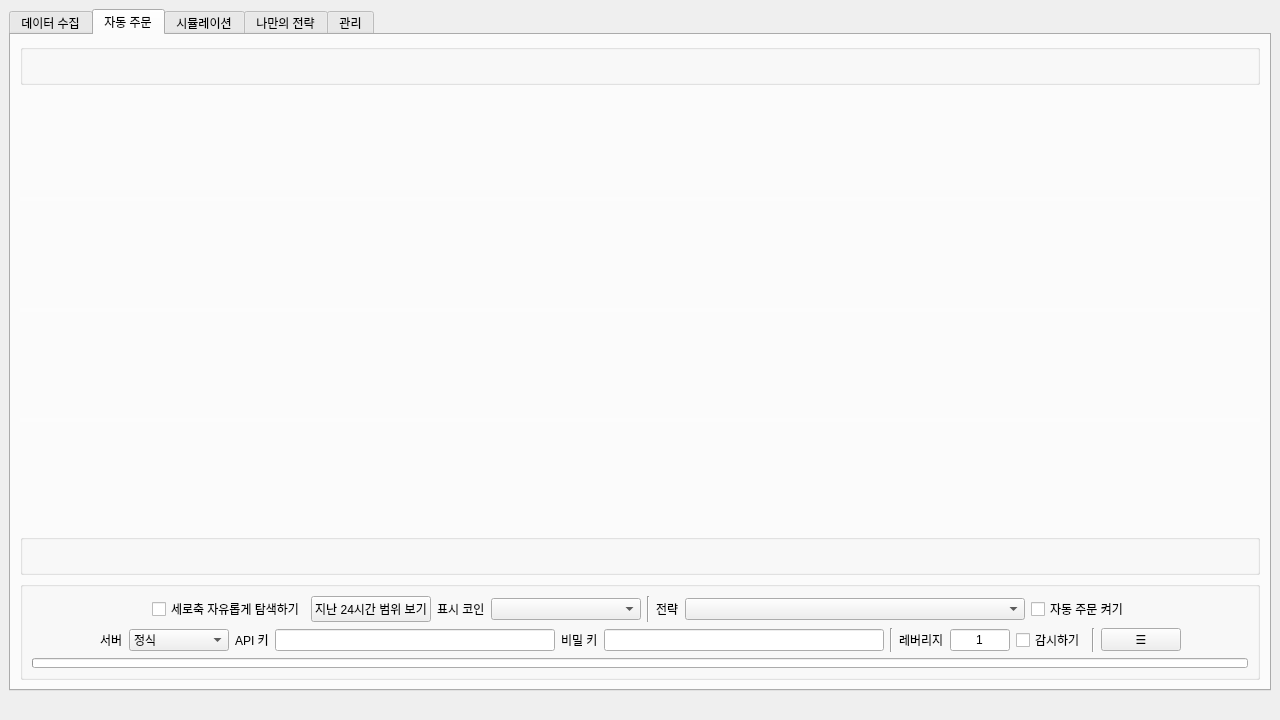
Above: resource/user_interface.ui from cunarist/solie before the change. Below: the same form after it.
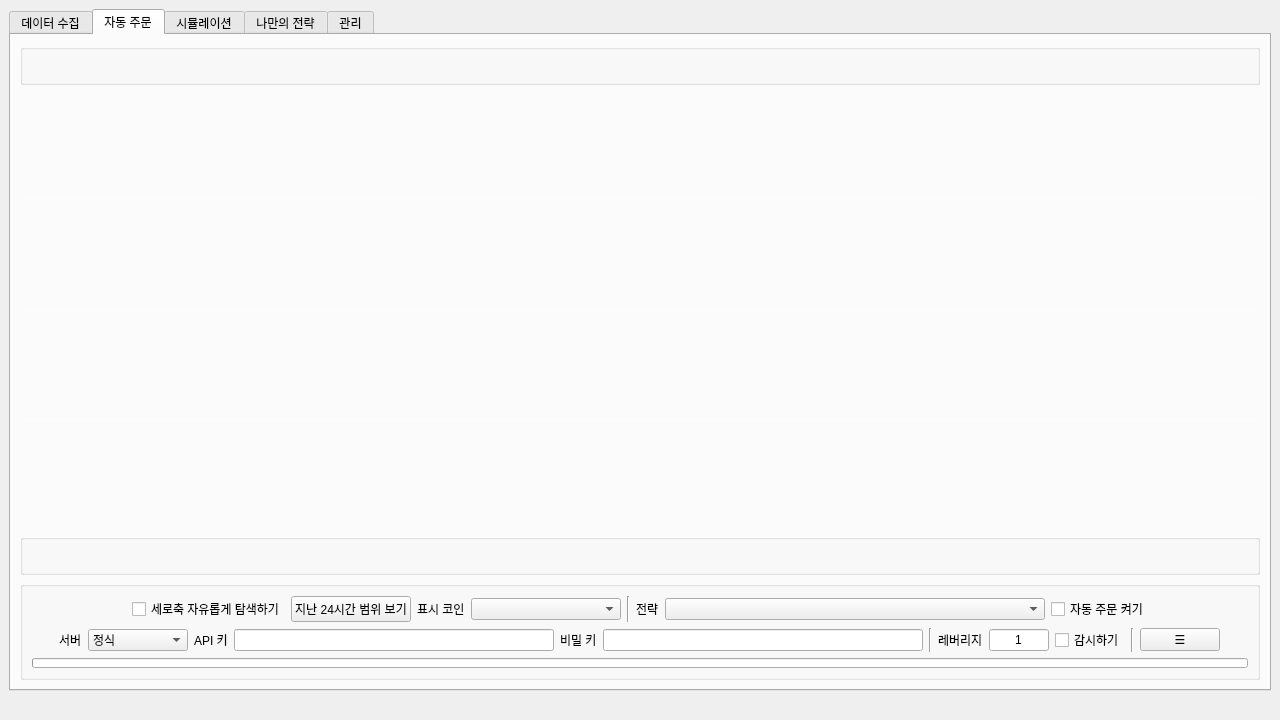
That is the form after the change. The open tabs and pages were chosen to show the change. Icons and pictures are not drawn.

Commit message: Fine-tune widget sizes

```diff
--- a/resource/user_interface.ui
+++ b/resource/user_interface.ui
@@ -350,13 +350,13 @@
               <widget class="QComboBox" name="comboBox_2">
                <property name="minimumSize">
                 <size>
-                 <width>340</width>
+                 <width>380</width>
                  <height>0</height>
                 </size>
                </property>
                <property name="maximumSize">
                 <size>
-                 <width>340</width>
+                 <width>380</width>
                  <height>16777215</height>
                 </size>
                </property>
@@ -449,13 +449,13 @@
               <widget class="QLineEdit" name="lineEdit_4">
                <property name="minimumSize">
                 <size>
-                 <width>280</width>
+                 <width>320</width>
                  <height>0</height>
                 </size>
                </property>
                <property name="maximumSize">
                 <size>
-                 <width>280</width>
+                 <width>320</width>
                  <height>16777215</height>
                 </size>
                </property>
@@ -480,13 +480,13 @@
               <widget class="QLineEdit" name="lineEdit_6">
                <property name="minimumSize">
                 <size>
-                 <width>280</width>
+                 <width>320</width>
                  <height>0</height>
                 </size>
                </property>
                <property name="maximumSize">
                 <size>
-                 <width>280</width>
+                 <width>320</width>
                  <height>16777215</height>
                 </size>
                </property>
```
Left out of the diff: 4 changed lines with no effect on the pictures. The commit also changes 1 other file.
